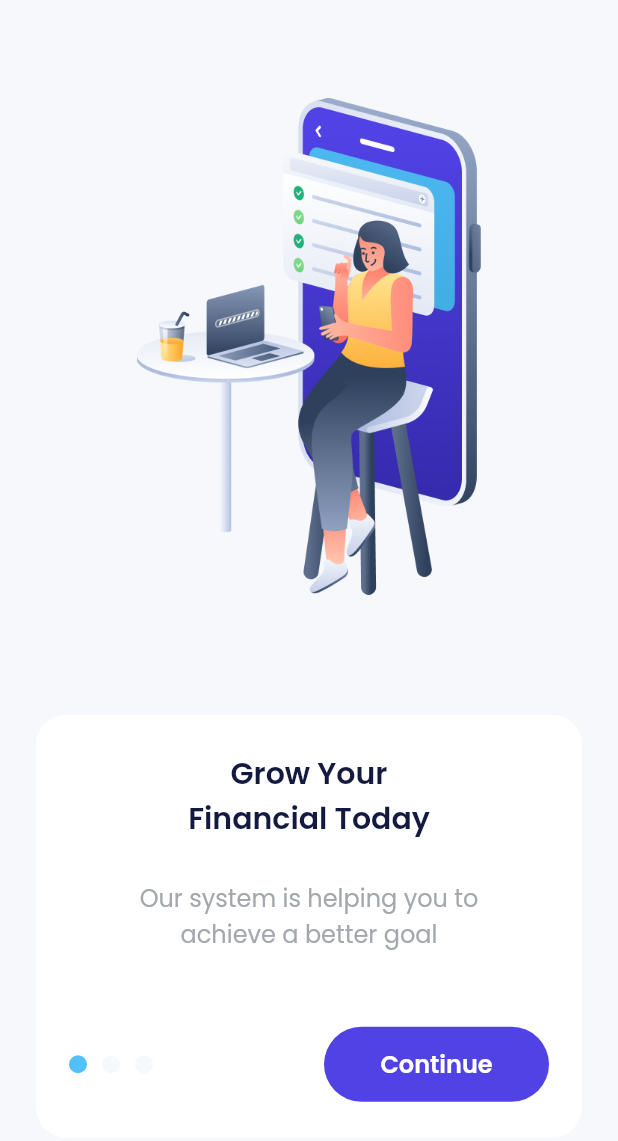
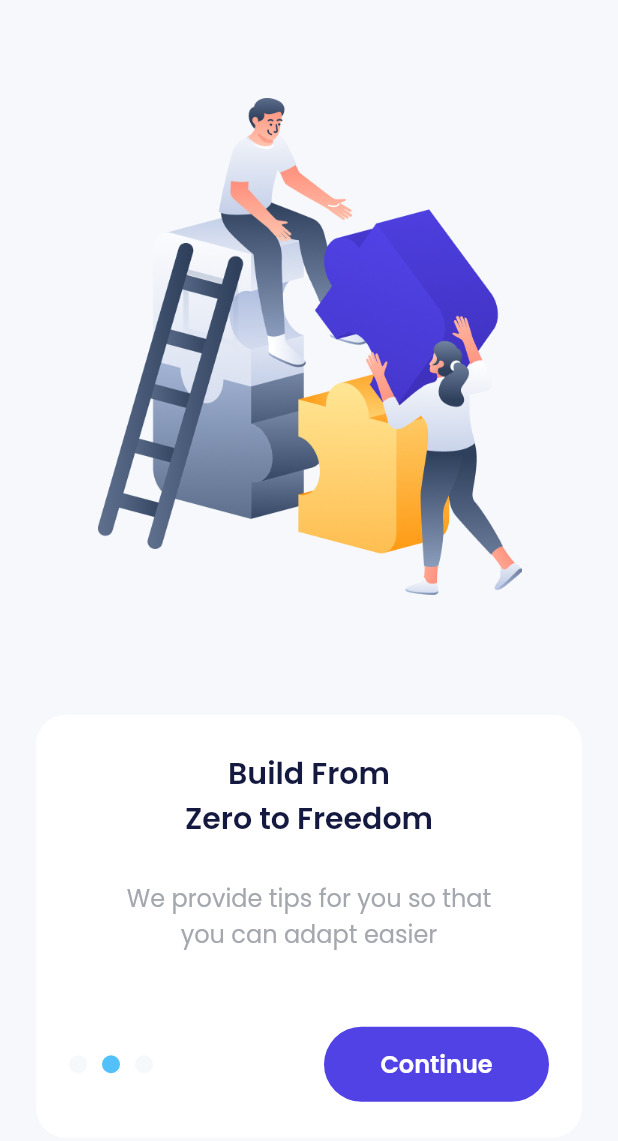
Before and after one commit to tamathecxder/bank_sha, a Flutter app: the screen it shows after launch, after a tap on "Continue", on a phone screen of 412 x 824 dp. Shown: the top 1141 px of the screen. Run offline on Flutter 3.47's test engine with Material 2 defaults, Android fonts, the phone set to English and light mode, and no system bars; drawn by our look-alikes of carousel_slider; our stand-ins replace google_fonts.

Commit message:
Menyelesaikan halaman onboarding_screen

```diff
--- a/lib/ui/screens/onboarding_screen.dart
+++ b/lib/ui/screens/onboarding_screen.dart
@@ -5,8 +5,26 @@ import 'package:e_wallet/shared/theme.dart';
 import 'package:flutter/material.dart';
 import 'package:carousel_slider/carousel_controller.dart';
 
-class OnboardingScreen extends StatelessWidget {
+class OnboardingScreen extends StatefulWidget {
   const OnboardingScreen({super.key});
+
+  @override
+  State<OnboardingScreen> createState() => _OnboardingScreenState();
+}
+
+class _OnboardingScreenState extends State<OnboardingScreen> {
+  int currentIndex = 0;
+  CarouselController carouselController = CarouselController();
+  List<String> title = [
+    "Grow Your\nFinancial Today",
+    "Build From\nZero to Freedom",
+    "Start Together"
+  ];
+  List<String> subTitle = [
+    "Our system is helping you to\nachieve a better goal",
+    "We provide tips for you so that\nyou can adapt easier",
+    "We will guide you to where\nyou wanted it too",
+  ];
 
   @override
   Widget build(BuildContext context) {
@@ -16,24 +34,30 @@ class OnboardingScreen extends StatelessWidget {
         mainAxisAlignment: MainAxisAlignment.center,
         children: [
           CarouselSlider(
+            carouselController: carouselController,
             items: [
               Image.asset(
                 'assets/img-onboarding1.png',
-                width: 230,
+                width: 319,
                 height: 331,
               ),
               Image.asset(
                 'assets/img-onboarding2.png',
-                width: 230,
+                width: 319,
                 height: 331,
               ),
               Image.asset(
                 'assets/img-onboarding3.png',
-                width: 230,
+                width: 319,
                 height: 331,
               )
             ],
             options: CarouselOptions(
+              onPageChanged: (index, reason) {
+                setState(() {
+                  currentIndex = index;
+                });
+              },
               height: 331,
               viewportFraction: 1,
               enableInfiniteScroll: false,
@@ -57,7 +81,7 @@ class OnboardingScreen extends StatelessWidget {
             child: Column(
               children: [
                 Text(
-                  "Grow Your\nFinancial Today",
+                  title[currentIndex],
                   textAlign: TextAlign.center,
                   style: blackTextStyle.copyWith(
                     fontWeight: semiBold,
@@ -71,24 +95,79 @@ class OnboardingScreen extends StatelessWidget {
                   height: 26,
                 ),
                 Text(
-                  "Our system is helping you to\nachieve a better goal",
+                  subTitle[currentIndex],
                   textAlign: TextAlign.center,
                   style: greyTextStyle.copyWith(
                     fontSize: 16,
                     fontWeight: regular,
                   ),
                 ),
+                SizedBox(
+                  height: currentIndex > 1 ? 38 : 50,
+                ),
+                currentIndex == 2
+                    ? Column(
+                        children: [
+                          Container(
+                            decoration: BoxDecoration(
+                              color: blueColor,
+                              borderRadius: BorderRadius.circular(
+                                56,
+                              ),
+                            ),
+                            child: Material(
+                              color: Colors.transparent,
+                              child: InkWell(
+                                borderRadius: BorderRadius.circular(56),
+                                onTap: () {
+                                  print("tapped");
+                                },
+                                child: SizedBox(
+                                  width: double.infinity,
+                                  height: 50,
+                                  child: Center(
+                                      child: Text(
+                                    "Get Started",
+                                    style: whiteTextStyle.copyWith(
+                                      fontSize: 16,
+                                      fontWeight: semiBold,
+                                    ),
+                                  )),
+                                ),
+                              ),
+                            ),
+                          ),
                           const SizedBox(
-                  height: 50,
+                            height: 20,
                           ),
-                Row(
+                          SizedBox(
+                            height: 24,
+                            child: TextButton(
+                              onPressed: () {},
+                              style: TextButton.styleFrom(
+                                padding: EdgeInsets.zero,
+                                splashFactory: NoSplash.splashFactory,
+                              ),
+                              child: Text(
+                                "Sign In",
+                                style: greyTextStyle.copyWith(
+                                  fontSize: 16,
+                                ),
+                              ),
+                            ),
+                          )
+                        ],
+                      )
+                    : Row(
                         children: [
                           Container(
                             width: 12,
                             height: 12,
                             margin: const EdgeInsets.only(right: 10),
                             decoration: BoxDecoration(
-                        color: lightBlueColor,
+                              color: currentIndex == 0
+                                  ? lightBlueColor
+                                  : lightColor,
                               shape: BoxShape.circle,
                             ),
                           ),
@@ -97,7 +176,9 @@ class OnboardingScreen extends StatelessWidget {
                             height: 12,
                             margin: const EdgeInsets.only(right: 10),
                             decoration: BoxDecoration(
-                        color: lightColor,
+                              color: currentIndex == 1
+                                  ? lightBlueColor
+                                  : lightColor,
                               shape: BoxShape.circle,
                             ),
                           ),
@@ -106,7 +187,9 @@ class OnboardingScreen extends StatelessWidget {
                             height: 12,
                             margin: const EdgeInsets.only(right: 10),
                             decoration: BoxDecoration(
-                        color: lightColor,
+                              color: currentIndex == 2
+                                  ? lightBlueColor
+                                  : lightColor,
                               shape: BoxShape.circle,
                             ),
                           ),
@@ -124,6 +207,7 @@ class OnboardingScreen extends StatelessWidget {
                                 borderRadius: BorderRadius.circular(56),
                                 onTap: () {
                                   print("tapped");
+                                  carouselController.nextPage();
                                 },
                                 child: SizedBox(
                                   width: 150,
```
Lines whose indentation alone changed are shown as unchanged.
